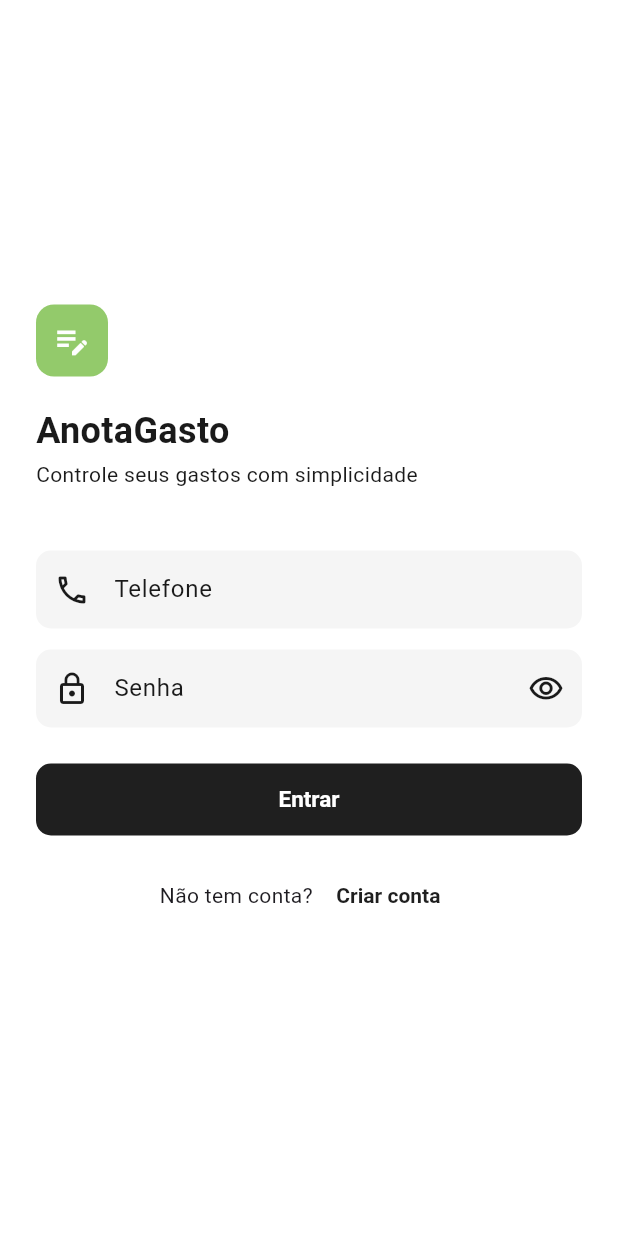
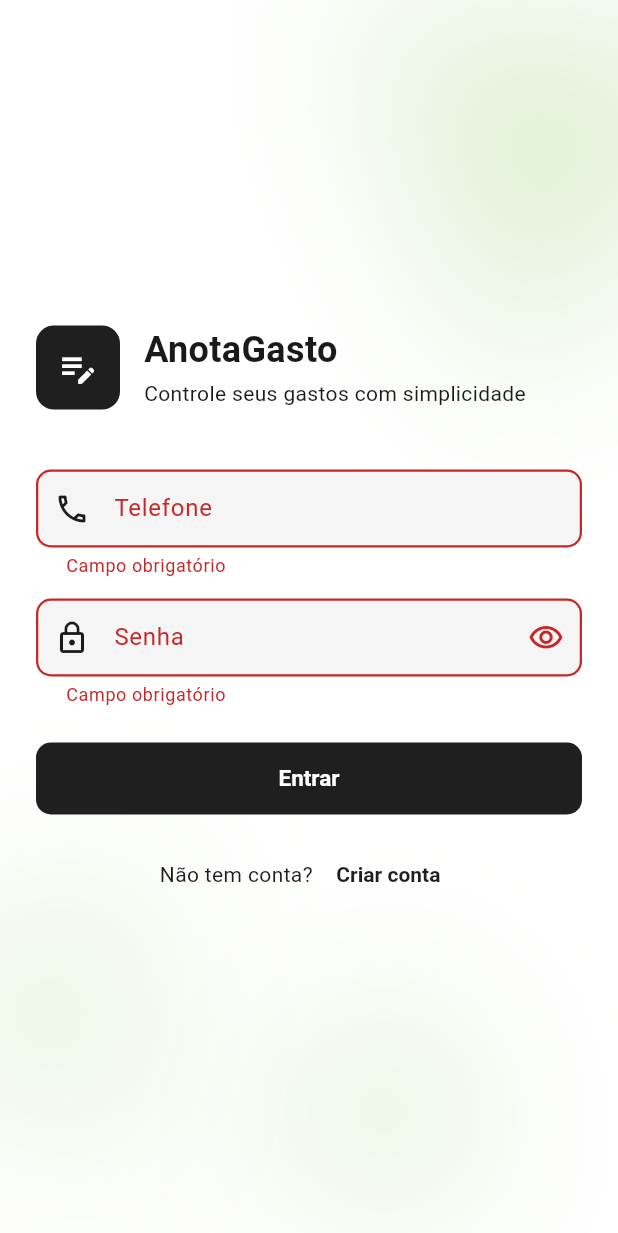
Before and after one commit to lucasdasial/anotagasto-app, a Flutter app: the screen it shows after launch, after a tap on "Entrar", on a phone screen of 412 x 824 dp. Shown: the top 1233 px of the screen. Run offline on Flutter 3.47's test engine with Material 3 defaults, Android fonts, the phone set to English and light mode, and no system bars; our stand-ins replace dio, flutter_dotenv, get_it, shared_preferences.

Commit message:
feat: add login view

```diff
--- a/lib/app/app.dart
+++ b/lib/app/app.dart
@@ -1,7 +1,13 @@
+import 'package:anotagasto_app/core/di/service_locator.dart';
+import 'package:anotagasto_app/core/storage/storage_service.dart';
 import 'package:anotagasto_app/core/theme/app_theme.dart';
-import 'package:anotagasto_app/features/auth/login/login_page.dart';
+import 'package:anotagasto_app/features/auth/repositories/auth_repository.dart';
+import 'package:anotagasto_app/features/auth/views/home/home_view.dart';
+import 'package:anotagasto_app/features/auth/views/login/login_view.dart';
+import 'package:anotagasto_app/features/auth/views/login/login_view_model.dart';
 import 'package:anotagasto_app/features/auth/widgets/auth_shell.dart';
 import 'package:flutter/material.dart';
+import 'package:provider/provider.dart';
 
 class App extends StatelessWidget {
   const App({super.key});
@@ -9,10 +15,19 @@ class App extends StatelessWidget {
   @override
   Widget build(BuildContext context) {
     return MaterialApp(
-      title: 'Anotagasto',
+      title: 'AnotaGasto',
       theme: AppTheme.light,
       initialRoute: '/login',
-      routes: {'/login': (context) => const AuthShell(child: LoginPage())},
+      routes: {
+        '/login': (context) => ChangeNotifierProvider(
+          create: (_) => LoginViewModel(
+            authRepository: di<AuthRepository>(),
+            storage: di<StorageService>(),
+          ),
+          child: AuthShell(child: LoginView()),
+        ),
+        "/home": (context) => HomeView(),
+      },
     );
   }
 }
--- /dev/null
+++ b/lib/core/di/service_locator.dart
@@ -0,0 +1,15 @@
+import 'package:anotagasto_app/core/http/http_client.dart';
+import 'package:anotagasto_app/core/storage/storage_service.dart';
+import 'package:anotagasto_app/features/auth/repositories/auth_repository.dart';
+import 'package:get_it/get_it.dart';
+import 'package:shared_preferences/shared_preferences.dart';
+
+final di = GetIt.instance;
+
+Future<void> setupServiceLocator() async {
+  final prefs = await SharedPreferences.getInstance();
+
+  di.registerSingleton<StorageService>(StorageService(prefs));
+  di.registerSingleton<HttpClient>(HttpClient(di<StorageService>()));
+  di.registerSingleton<AuthRepository>(AuthRepository(di<HttpClient>()));
+}
--- /dev/null
+++ b/lib/core/http/auth_interceptor.dart
@@ -0,0 +1,17 @@
+import 'package:anotagasto_app/core/storage/storage_service.dart';
+import 'package:dio/dio.dart';
+
+class AuthInterceptor extends Interceptor {
+  final StorageService _storage;
+
+  AuthInterceptor(this._storage);
+
+  @override
+  void onRequest(RequestOptions options, RequestInterceptorHandler handler) {
+    final token = _storage.getToken();
+    if (token != null) {
+      options.headers['Authorization'] = 'Bearer $token';
+    }
+    handler.next(options);
+  }
+}
--- a/lib/core/http/http_client.dart
+++ b/lib/core/http/http_client.dart
@@ -1,11 +1,13 @@
 import 'package:anotagasto_app/core/config/envs.dart';
+import 'package:anotagasto_app/core/http/auth_interceptor.dart';
 import 'package:anotagasto_app/core/http/http_error_handler.dart';
+import 'package:anotagasto_app/core/storage/storage_service.dart';
 import 'package:dio/dio.dart';
 
 class HttpClient {
   late final Dio _dio;
 
-  HttpClient() {
+  HttpClient(StorageService storage) {
     _dio = Dio(
       BaseOptions(
         baseUrl: "${Envs.apiBaseUrl}/api",
@@ -14,7 +16,7 @@ class HttpClient {
       ),
     );
 
-    _dio.interceptors.add(HttpErrorHandler());
+    _dio.interceptors.addAll([AuthInterceptor(storage), HttpErrorHandler()]);
   }
 
   Future<Response> get(String path) => _dio.get(path);
--- /dev/null
+++ b/lib/core/utils/phone_formatter.dart
@@ -0,0 +1,35 @@
+import 'package:flutter/services.dart';
+
+class PhoneMaskFormatter extends TextInputFormatter {
+  @override
+  TextEditingValue formatEditUpdate(
+    TextEditingValue oldValue,
+    TextEditingValue newValue,
+  ) {
+    final digits = newValue.text.replaceAll(RegExp(r'\D'), '');
+    final masked = _applyMask(digits);
+    return newValue.copyWith(
+      text: masked,
+      selection: TextSelection.collapsed(offset: masked.length),
+    );
+  }
+
+  static String _applyMask(String digits) {
+    if (digits.isEmpty) return '';
+    // Limita a 11 dígitos (celular com DDD)
+    final d = digits.length > 11 ? digits.substring(0, 11) : digits;
+    final buf = StringBuffer();
+    for (int i = 0; i < d.length; i++) {
+      if (i == 0) buf.write('(');
+      if (i == 2) buf.write(') ');
+      // Celular (11 dígitos): traço na posição 7 → (XX) XXXXX-XXXX
+      // Fixo   (10 dígitos): traço na posição 6 → (XX) XXXX-XXXX
+      if (i == (d.length == 11 ? 7 : 6)) buf.write('-');
+      buf.write(d[i]);
+    }
+    return buf.toString();
+  }
+
+  /// Remove a máscara, retornando apenas os dígitos para enviar à API.
+  static String unmasked(String value) => value.replaceAll(RegExp(r'\D'), '');
+}
--- a/lib/features/auth/login/data/auth_repository.dart
+++ /dev/null
@@ -1,18 +0,0 @@
-// ignore_for_file: public_member_api_docs, sort_constructors_first
-import 'package:anotagasto_app/core/http/http_client.dart';
-import 'package:anotagasto_app/features/auth/login/data/login_response_model.dart';
-
-class AuthRepository {
-  HttpClient http;
-
-  AuthRepository({required this.http});
-
-  Future<LoginResponseModel> login(String login, String password) async {
-    final response = await http.post(
-      "/auth",
-      bodyParams: {"phone_number": login, "password": password},
-    );
-
-    return LoginResponseModel.fromMap(response.data);
-  }
-}
--- a/lib/features/auth/login/login_page.dart
+++ /dev/null
@@ -1,69 +0,0 @@
-import 'package:flutter/material.dart';
-
-class LoginPage extends StatefulWidget {
-  const LoginPage({super.key});
-
-  @override
-  State<LoginPage> createState() => _LoginPageState();
-}
-
-class _LoginPageState extends State<LoginPage> {
-  bool obscurePass = true;
-
-  @override
-  Widget build(BuildContext context) {
-    return Form(
-      // key: _formKey,
-      child: Column(
-        crossAxisAlignment: CrossAxisAlignment.stretch,
-        children: [
-          TextFormField(
-            // controller: _phoneCtrl,
-            keyboardType: TextInputType.phone,
-            decoration: const InputDecoration(
-              labelText: 'Telefone',
-              hintText: 'Ex: 11999999999',
-              prefixIcon: Icon(Icons.phone_outlined),
-            ),
-            autovalidateMode: AutovalidateMode.onUserInteraction,
-            validator: (v) =>
-                v == null || v.trim().isEmpty ? 'Campo obrigatório' : null,
-          ),
-          const SizedBox(height: 14),
-          TextFormField(
-            // controller: _passCtrl,
-            // obscureText: _obscurePass,
-            decoration: InputDecoration(
-              labelText: 'Senha',
-              prefixIcon: const Icon(Icons.lock_outline),
-              suffixIcon: IconButton(
-                icon: Icon(
-                  obscurePass
-                      ? Icons.visibility_outlined
-                      : Icons.visibility_off_outlined,
-                ),
-                onPressed: () => setState(() => obscurePass = !obscurePass),
-              ),
-            ),
-            autovalidateMode: AutovalidateMode.onUserInteraction,
-            validator: (v) =>
-                v == null || v.isEmpty ? 'Campo obrigatório' : null,
-          ),
-          const SizedBox(height: 24),
-          ElevatedButton(child: const Text('Entrar'), onPressed: () {}),
-          const SizedBox(height: 16),
-          Row(
-            mainAxisAlignment: MainAxisAlignment.center,
-            children: [
-              const Text('Não tem conta? '),
-              TextButton(
-                onPressed: () => Navigator.of(context).pushNamed('/register'),
-                child: const Text('Criar conta'),
-              ),
-            ],
-          ),
-        ],
-      ),
-    );
-  }
-}
--- a/lib/features/auth/login/data/login_response_model.dart
+++ b/lib/features/auth/models/login_response_model.dart
@@ -12,9 +12,7 @@ class LoginResponseModel {
     try {
       return LoginResponseModel(token: map['token'] as String);
     } catch (e) {
-      throw Exception(
-        "Error durante a serialização dos dados: ${e.toString()}",
-      );
+      throw Exception("Error durante a serialização dos dados");
     }
   }
 
--- /dev/null
+++ b/lib/features/auth/repositories/auth_repository.dart
@@ -0,0 +1,23 @@
+// ignore_for_file: public_member_api_docs, sort_constructors_first
+import 'package:anotagasto_app/core/http/http_client.dart';
+import 'package:anotagasto_app/features/auth/models/login_response_model.dart';
+
+class AuthRepository {
+  late HttpClient _http;
+
+  AuthRepository(HttpClient http) {
+    _http = http;
+  }
+
+  Future<LoginResponseModel> login(String login, String password) async {
+    try {
+      final response = await _http.post(
+        "/auth",
+        bodyParams: {"phone_number": login, "password": password},
+      );
+      return LoginResponseModel.fromMap(response.data);
+    } catch (e) {
+      rethrow;
+    }
+  }
+}
--- /dev/null
+++ b/lib/features/auth/views/home/home_view.dart
@@ -0,0 +1,10 @@
+import 'package:flutter/material.dart';
+
+class HomeView extends StatelessWidget {
+  const HomeView({super.key});
+
+  @override
+  Widget build(BuildContext context) {
+    return Center(child: Text("home"));
+  }
+}
--- /dev/null
+++ b/lib/features/auth/views/login/login_view.dart
@@ -0,0 +1,108 @@
+import 'package:anotagasto_app/core/theme/app_colors.dart';
+import 'package:anotagasto_app/core/utils/phone_formatter.dart';
+import 'package:anotagasto_app/features/auth/views/login/login_view_model.dart';
+import 'package:anotagasto_app/features/auth/views/login/widgets/password_field.dart';
+import 'package:anotagasto_app/features/auth/views/login_view_state.dart';
+import 'package:flutter/material.dart';
+import 'package:flutter/services.dart';
+import 'package:provider/provider.dart';
+
+class LoginView extends StatelessWidget {
+  final _formKey = GlobalKey<FormState>();
+  final _phoneCtrl = TextEditingController();
+  final _passCtrl = TextEditingController();
+
+  LoginView({super.key});
+
+  @override
+  Widget build(BuildContext context) {
+    final state = context.watch<LoginViewModel>().viewState;
+    final vm = context.read<LoginViewModel>();
+
+    void submit(String phone, String pass) {
+      if (!_formKey.currentState!.validate()) return;
+      final digits = PhoneMaskFormatter.unmasked(phone);
+      vm.onSubmit(digits, pass);
+    }
+
+    if (state is SuccessStateLogin) {
+      WidgetsBinding.instance.addPostFrameCallback((_) {
+        Navigator.of(context).pushReplacementNamed('/home');
+      });
+    }
+
+    if (state is ErrorStateLogin) {
+      WidgetsBinding.instance.addPostFrameCallback((_) {
+        ScaffoldMessenger.of(context).showSnackBar(
+          SnackBar(
+            backgroundColor: AppColors.error,
+            content: Text(state.message),
+          ),
+        );
+        vm.resetViewState();
+      });
+    }
+
+    return Form(
+      key: _formKey,
+      child: Column(
+        crossAxisAlignment: CrossAxisAlignment.stretch,
+        children: [
+          TextFormField(
+            controller: _phoneCtrl,
+            keyboardType: TextInputType.phone,
+            inputFormatters: [
+              FilteringTextInputFormatter.digitsOnly,
+              PhoneMaskFormatter(),
+            ],
+            decoration: const InputDecoration(
+              labelText: 'Telefone',
+              hintText: '(11) 99999-9999',
+              prefixIcon: Icon(Icons.phone_outlined),
+            ),
+            autovalidateMode: AutovalidateMode.onUserInteraction,
+            validator: (v) {
+              final digits = PhoneMaskFormatter.unmasked(v ?? '');
+              if (digits.isEmpty) return 'Campo obrigatório';
+              if (digits.length < 11) return 'Telefone inválido';
+              return null;
+            },
+          ),
+          const SizedBox(height: 14),
+          PasswordField(
+            controller: _passCtrl,
+            validator: (v) =>
+                v == null || v.isEmpty ? 'Campo obrigatório' : null,
+          ),
+          const SizedBox(height: 24),
+          ElevatedButton(
+            onPressed: state is LoadingStateLogin
+                ? null
+                : () => submit(_phoneCtrl.text, _passCtrl.text),
+            child: state is LoadingStateLogin
+                ? const SizedBox(
+                    width: 20,
+                    height: 20,
+                    child: CircularProgressIndicator(
+                      strokeWidth: 2,
+                      color: Colors.white,
+                    ),
+                  )
+                : const Text('Entrar'),
+          ),
+          const SizedBox(height: 16),
+          Row(
+            mainAxisAlignment: MainAxisAlignment.center,
+            children: [
+              const Text('Não tem conta? '),
+              TextButton(
+                onPressed: () => Navigator.of(context).pushNamed('/register'),
+                child: const Text('Criar conta'),
+              ),
+            ],
+          ),
+        ],
+      ),
+    );
+  }
+}
--- /dev/null
+++ b/lib/features/auth/views/login/login_view_model.dart
@@ -0,0 +1,37 @@
+import 'package:anotagasto_app/core/storage/storage_service.dart';
+import 'package:anotagasto_app/features/auth/repositories/auth_repository.dart';
+import 'package:anotagasto_app/features/auth/views/login_view_state.dart';
+import 'package:dio/dio.dart';
+import 'package:flutter/material.dart';
+
+class LoginViewModel extends ChangeNotifier {
+  final AuthRepository _authRepository;
+  final StorageService _storage;
+
+  LoginViewState viewState = InitialStateLogin();
+
+  LoginViewModel({
+    required AuthRepository authRepository,
+    required StorageService storage,
+  }) : _authRepository = authRepository,
+       _storage = storage;
+
+  Future<void> onSubmit(String phone, String password) async {
+    viewState = LoadingStateLogin();
+    notifyListeners();
+
+    try {
+      final response = await _authRepository.login(phone, password);
+      await _storage.setToken(response.token);
+      viewState = SuccessStateLogin(response);
+    } on DioException catch (e) {
+      viewState = ErrorStateLogin(e.response?.data["error"] ?? e.message);
+    }
+
+    notifyListeners();
+  }
+
+  void resetViewState() {
+    viewState = InitialStateLogin();
+  }
+}
--- /dev/null
+++ b/lib/features/auth/views/login/widgets/password_field.dart
@@ -0,0 +1,39 @@
+import 'package:flutter/material.dart';
+
+class PasswordField extends StatefulWidget {
+  const PasswordField({
+    super.key,
+    required this.controller,
+    required this.validator,
+  });
+
+  final TextEditingController controller;
+  final String? Function(String?) validator;
+
+  @override
+  State<PasswordField> createState() => _PasswordFieldState();
+}
+
+class _PasswordFieldState extends State<PasswordField> {
+  bool _obscure = true;
+
+  @override
+  Widget build(BuildContext context) {
+    return TextFormField(
+      controller: widget.controller,
+      obscureText: _obscure,
+      decoration: InputDecoration(
+        labelText: 'Senha',
+        prefixIcon: const Icon(Icons.lock_outline),
+        suffixIcon: IconButton(
+          icon: Icon(
+            _obscure ? Icons.visibility_outlined : Icons.visibility_off_outlined,
+          ),
+          onPressed: () => setState(() => _obscure = !_obscure),
+        ),
+      ),
+      autovalidateMode: AutovalidateMode.onUserInteraction,
+      validator: widget.validator,
+    );
+  }
+}
--- /dev/null
+++ b/lib/features/auth/views/login_view_state.dart
@@ -0,0 +1,17 @@
+import 'package:anotagasto_app/features/auth/models/login_response_model.dart';
+
+sealed class LoginViewState {}
+
+class InitialStateLogin extends LoginViewState {}
+
+class LoadingStateLogin extends LoginViewState {}
+
+class ErrorStateLogin extends LoginViewState {
+  final String message;
+  ErrorStateLogin(this.message);
+}
+
+class SuccessStateLogin extends LoginViewState {
+  final LoginResponseModel data;
+  SuccessStateLogin(this.data);
+}
--- a/lib/features/auth/widgets/auth_shell.dart
+++ b/lib/features/auth/widgets/auth_shell.dart
@@ -1,3 +1,5 @@
+import 'dart:math';
+
 import 'package:anotagasto_app/core/theme/app_colors.dart';
 import 'package:anotagasto_app/core/theme/app_text_styles.dart';
 import 'package:flutter/material.dart';
@@ -10,10 +12,16 @@ class AuthShell extends StatelessWidget {
   @override
   Widget build(BuildContext context) {
     return Scaffold(
-      body: SafeArea(
+      body: Stack(
+        children: [
+          const Positioned.fill(child: _AuthBackground()),
+          SafeArea(
             child: Center(
               child: SingleChildScrollView(
-            padding: const EdgeInsets.symmetric(horizontal: 24, vertical: 32),
+                padding: const EdgeInsets.symmetric(
+                  horizontal: 24,
+                  vertical: 32,
+                ),
                 child: ConstrainedBox(
                   constraints: const BoxConstraints(maxWidth: 400),
                   child: Column(
@@ -28,32 +36,162 @@ class AuthShell extends StatelessWidget {
               ),
             ),
           ),
+        ],
+      ),
     );
   }
 }
+
+// ---------------------------------------------------------------------------
+// Background
+// ---------------------------------------------------------------------------
+
+class _AuthBackground extends StatelessWidget {
+  const _AuthBackground();
+
+  @override
+  Widget build(BuildContext context) {
+    return CustomPaint(
+      painter: _TriangleBackgroundPainter(color: AppColors.secondary),
+    );
+  }
+}
+
+class _TriangleBackgroundPainter extends CustomPainter {
+  const _TriangleBackgroundPainter({required this.color});
+
+  final Color color;
+
+  @override
+  void paint(Canvas canvas, Size size) {
+    final paint = Paint()
+      ..style = PaintingStyle.fill
+      ..maskFilter = const MaskFilter.blur(BlurStyle.normal, 60);
+
+    // Triângulo grande — canto superior direito
+    paint.color = color.withValues(alpha: 0.3);
+    canvas.drawPath(
+      _roundedTriangle(
+        center: Offset(size.width * 0.88, size.height * 0.12),
+        circumradius: size.width * 0.42,
+        rotation: -0.4,
+        cornerRadius: 28,
+      ),
+      paint,
+    );
+
+    // Triângulo médio — canto inferior esquerdo
+    paint.color = color.withValues(alpha: 0.22);
+    canvas.drawPath(
+      _roundedTriangle(
+        center: Offset(size.width * 0.08, size.height * 0.82),
+        circumradius: size.width * 0.32,
+        rotation: 1.1,
+        cornerRadius: 22,
+      ),
+      paint,
+    );
+
+    // Triângulo pequeno — centro inferior
+    paint.color = color.withValues(alpha: 0.36);
+    canvas.drawPath(
+      _roundedTriangle(
+        center: Offset(size.width * 0.62, size.height * 0.90),
+        circumradius: size.width * 0.22,
+        rotation: 0.7,
+        cornerRadius: 16,
+      ),
+      paint,
+    );
+  }
+
+  /// Gera um Path de triângulo equilátero com cantos arredondados.
+  Path _roundedTriangle({
+    required Offset center,
+    required double circumradius,
+    required double rotation,
+    required double cornerRadius,
+  }) {
+    const sides = 3;
+    final angle = 2 * pi / sides;
+
+    final vertices = List.generate(sides, (i) {
+      final a = rotation + i * angle;
+      return Offset(
+        center.dx + circumradius * cos(a),
+        center.dy + circumradius * sin(a),
+      );
+    });
+
+    return _buildRoundedPolygon(vertices, cornerRadius);
+  }
+
+  Path _buildRoundedPolygon(List<Offset> vertices, double cornerRadius) {
+    final path = Path();
+    final n = vertices.length;
+
+    for (int i = 0; i < n; i++) {
+      final prev = vertices[(i - 1 + n) % n];
+      final curr = vertices[i];
+      final next = vertices[(i + 1) % n];
+
+      final toPrev = prev - curr;
+      final toNext = next - curr;
+      final lenPrev = toPrev.distance;
+      final lenNext = toNext.distance;
+
+      final r = cornerRadius.clamp(0.0, min(lenPrev, lenNext) / 2);
+      final p1 =
+          curr + Offset(toPrev.dx / lenPrev * r, toPrev.dy / lenPrev * r);
+      final p2 =
+          curr + Offset(toNext.dx / lenNext * r, toNext.dy / lenNext * r);
+
+      if (i == 0) {
+        path.moveTo(p1.dx, p1.dy);
+      } else {
+        path.lineTo(p1.dx, p1.dy);
+      }
+      path.quadraticBezierTo(curr.dx, curr.dy, p2.dx, p2.dy);
+    }
+
+    path.close();
+    return path;
+  }
+
+  @override
+  bool shouldRepaint(covariant _TriangleBackgroundPainter old) =>
+      old.color != color;
+}
+
+// ---------------------------------------------------------------------------
+// Header
+// ---------------------------------------------------------------------------
 
 class _AuthHeader extends StatelessWidget {
   const _AuthHeader();
 
   @override
   Widget build(BuildContext context) {
-    return Column(
+    return Row(
       crossAxisAlignment: CrossAxisAlignment.start,
+      spacing: 16,
       children: [
         Container(
-          width: 48,
-          height: 48,
+          width: 56,
+          height: 56,
           decoration: BoxDecoration(
-            color: AppColors.secondary,
+            color: AppColors.primary,
             borderRadius: BorderRadius.circular(12),
           ),
           child: const Icon(
             Icons.edit_note,
             color: AppColors.onAccent,
-            size: 26,
+            size: 28,
           ),
         ),
-        const SizedBox(height: 20),
+        Column(
+          crossAxisAlignment: CrossAxisAlignment.start,
+          children: [
             const Text('AnotaGasto', style: AppTextStyles.headlineLarge),
             const SizedBox(height: 4),
             const Text(
@@ -61,6 +199,8 @@ class _AuthHeader extends StatelessWidget {
               style: AppTextStyles.bodyMedium,
             ),
           ],
+        ),
+      ],
     );
   }
 }
--- a/lib/main.dart
+++ b/lib/main.dart
@@ -1,6 +1,28 @@
+import 'dart:async';
+import 'dart:developer';
+
 import 'package:anotagasto_app/app/app.dart';
+import 'package:anotagasto_app/core/di/service_locator.dart';
 import 'package:flutter/material.dart';
+import 'package:flutter_dotenv/flutter_dotenv.dart';
 
-void main() {
-  runApp(const App());
+void main() async {
+  WidgetsFlutterBinding.ensureInitialized();
+  await dotenv.load();
+  await setupServiceLocator();
+
+  FlutterError.onError = (details) {
+    FlutterError.presentError(details);
+    inspect(details);
+  };
+
+  runZonedGuarded(
+    () {
+      runApp(const App());
+    },
+    (error, stack) {
+      inspect(error);
+      SnackBar(content: Text(error.toString()));
+    },
+  );
 }
```
Also changed, not shown: pubspec.yaml (+5 -4 lines), pubspec.lock. Lines whose indentation alone changed are shown as unchanged.
